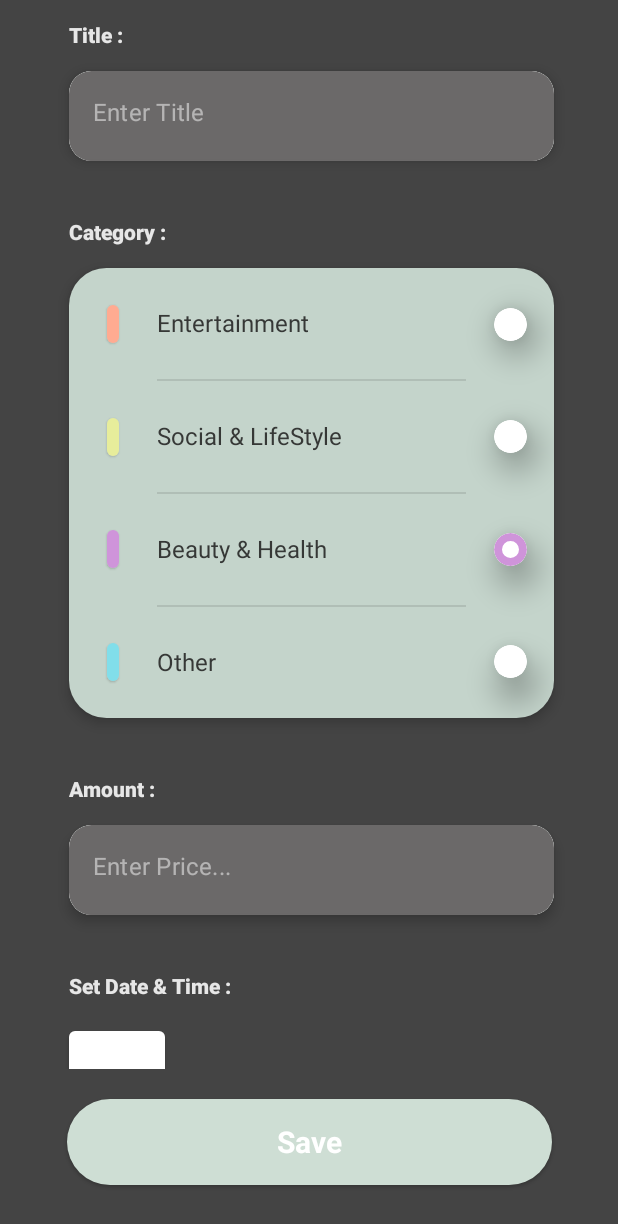
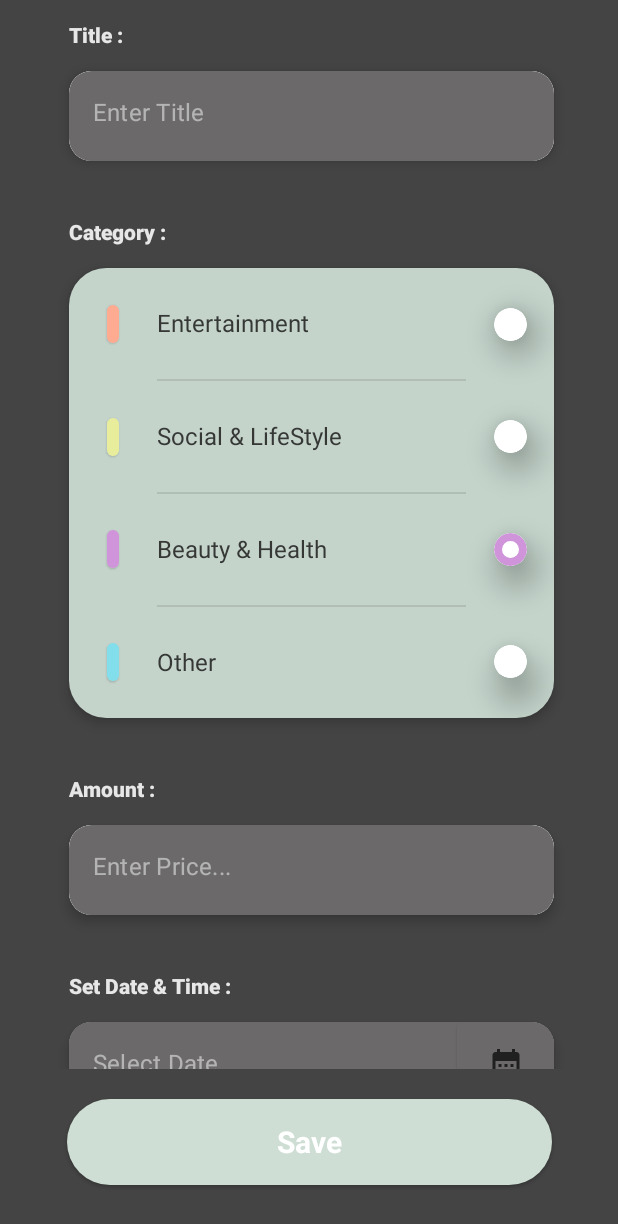
Before and after one commit to Medise78/MoneyManagementPro, an Android app built with Jetpack Compose: the composable AddMoneyActionDecreaseScreen shown on its own in the app's theme, on a phone screen of 412 x 824 dp. Shown: the top 1224 px of the screen. Run offline under Robolectric (Android 15) with nearby library versions, the phone set to English and light mode, and no system bars; our stand-ins replace Dagger/Hilt's generated code, Room's generated code.

Commit message:
DatePicker And Description

```diff
--- a/app/src/main/java/com/mahdi/moneymanagemant/feature_management/presentation/add_money_action/component/CalenderDecrease.kt
+++ b/app/src/main/java/com/mahdi/moneymanagemant/feature_management/presentation/add_money_action/component/CalenderDecrease.kt
@@ -6,9 +6,9 @@ import androidx.compose.foundation.background
 import androidx.compose.foundation.clickable
 import androidx.compose.foundation.layout.*
 import androidx.compose.foundation.shape.RoundedCornerShape
-import androidx.compose.material.Button
-import androidx.compose.material.Card
-import androidx.compose.material.Text
+import androidx.compose.material.*
+import androidx.compose.material.icons.Icons
+import androidx.compose.material.icons.filled.CalendarMonth
 import androidx.compose.runtime.Composable
 import androidx.compose.runtime.mutableStateOf
 import androidx.compose.runtime.remember
@@ -34,10 +34,10 @@ import java.util.*
 @OptIn(ExperimentalComposeUiApi::class)
 @Composable
 fun MyContentDecrease(
-       addMoneyActionViewModel : AddMoneyActionDecreaseViewModel = hiltViewModel() ,
+       addMoneyActionDecViewModel : AddMoneyActionDecreaseViewModel = hiltViewModel() ,
 ) {
 
-      var state = addMoneyActionViewModel.dateState.value
+      var state = addMoneyActionDecViewModel.dateState.value
 
       val mContext = LocalContext.current
 
@@ -70,37 +70,54 @@ fun MyContentDecrease(
                         fontWeight = FontWeight.ExtraBold
                   )
             }
-            Button(onClick = { mDatePickerDialog.show() }) {
-
-            }
             Card(
                   modifier = Modifier
                         .fillMaxWidth(0.85f)
                         .clickable(onClick = {
                               mDatePickerDialog.show()
                         })
-                        .height(55.dp) , RoundedCornerShape(15.dp) , elevation = 5.dp
+                        .height(55.dp), RoundedCornerShape(15.dp), elevation = 5.dp
             ) {
+                  Row(horizontalArrangement = Arrangement.SpaceBetween, verticalAlignment = Alignment.CenterVertically) {
                         Box(
                               modifier = Modifier
                                     .fillMaxSize()
+                                    .weight(4f)
                                     .background(Color(0xFF6B6969))
                         ) {
+                              Box(
+                                    modifier = Modifier.matchParentSize(),
+                                    contentAlignment = Alignment.Center
+                              ) {
+                                    state.text =  mDate.value
 
-                        Box(modifier = Modifier.matchParentSize(), contentAlignment = Alignment.Center) {
-                              state.text = if (mDate.value == ""  ) "Open Date Picker" else "${mDate.value}"
                                     TextFieldCustom(
-                                    labelText = "" ,
+                                          labelText = "Select Date",
                                           text = state.text,
                                           textChange = {
-                                          addMoneyActionViewModel.onEvent(
+                                                addMoneyActionDecViewModel.onEvent(
                                                       AddMoneyActionDecreaseEvent.Date(it)
                                                 )
-                                    } ,
-                                    keyboardType = KeyboardType.Number ,
+                                          },
+                                          keyboardType = KeyboardType.Ascii,
+                                          modifier = Modifier.clickable(onClick = {
+                                                mDatePickerDialog.datePicker.showContextMenu()
+                                          } )
                                     )
+                              }
+                        }
+                        Box(
+                              modifier = Modifier
+                                    .fillMaxHeight()
+                                    .weight(1f)
+                                    .background(Color(0xFF6B6969))
+                        ) {
+                              Button(modifier = Modifier.fillMaxSize(),
+                                    colors = ButtonDefaults.buttonColors(backgroundColor = Color(0xFF6B6969)),
+                                    onClick = { mDatePickerDialog.show() }) {
+                                    Icon(Icons.Default.CalendarMonth, contentDescription ="" )
+                              }}
                   }
             }
       }
 }
-}
--- a/app/src/main/java/com/mahdi/moneymanagemant/feature_management/presentation/money_actions/component/accounts/AccountScreen.kt
+++ b/app/src/main/java/com/mahdi/moneymanagemant/feature_management/presentation/money_actions/component/accounts/AccountScreen.kt
@@ -34,7 +34,7 @@ fun AccountsBody(
                     },
                     moneyManagement = account
                )
-          }
+          },
      )
 }
 
--- a/app/src/main/java/com/mahdi/moneymanagemant/feature_management/presentation/money_actions/component/overview/OverViewScreen.kt
+++ b/app/src/main/java/com/mahdi/moneymanagemant/feature_management/presentation/money_actions/component/overview/OverViewScreen.kt
@@ -1,5 +1,6 @@
 package com.mahdi.moneymanagemant.feature_management.presentation.money_actions.component.overview
 
+import android.annotation.SuppressLint
 import android.icu.number.NumberFormatter
 import androidx.compose.animation.AnimatedVisibility
 import androidx.compose.animation.ExperimentalAnimationApi
@@ -38,6 +39,7 @@ import com.mahdi.moneymanagemant.feature_management.presentation.util.Screen
 import java.text.NumberFormat
 import java.util.Locale
 
+@SuppressLint("UnusedMaterialScaffoldPaddingParameter")
 @OptIn(ExperimentalAnimationApi::class)
 @Composable
 fun OverviewBody(
```
Also changed, not shown: app/src/main/java/com/mahdi/moneymanagemant/feature_management/presentation/add_money_action/component/Helper.kt (deleted, +0 -29 lines), app/src/main/java/com/mahdi/moneymanagemant/feature_management/presentation/add_money_action/decrease_screen/AddMoneyActionDecreaseViewModel.kt (+7 -2 lines), app/src/main/java/com/mahdi/moneymanagemant/feature_management/presentation/add_money_action/increaseScreen/AddMoneyActionViewModel.kt (+31 -46 lines), app/src/main/java/com/mahdi/moneymanagemant/feature_management/presentation/money_actions/component/CommonUi.kt (+127 -85 lines). Lines whose indentation alone changed are shown as unchanged.
